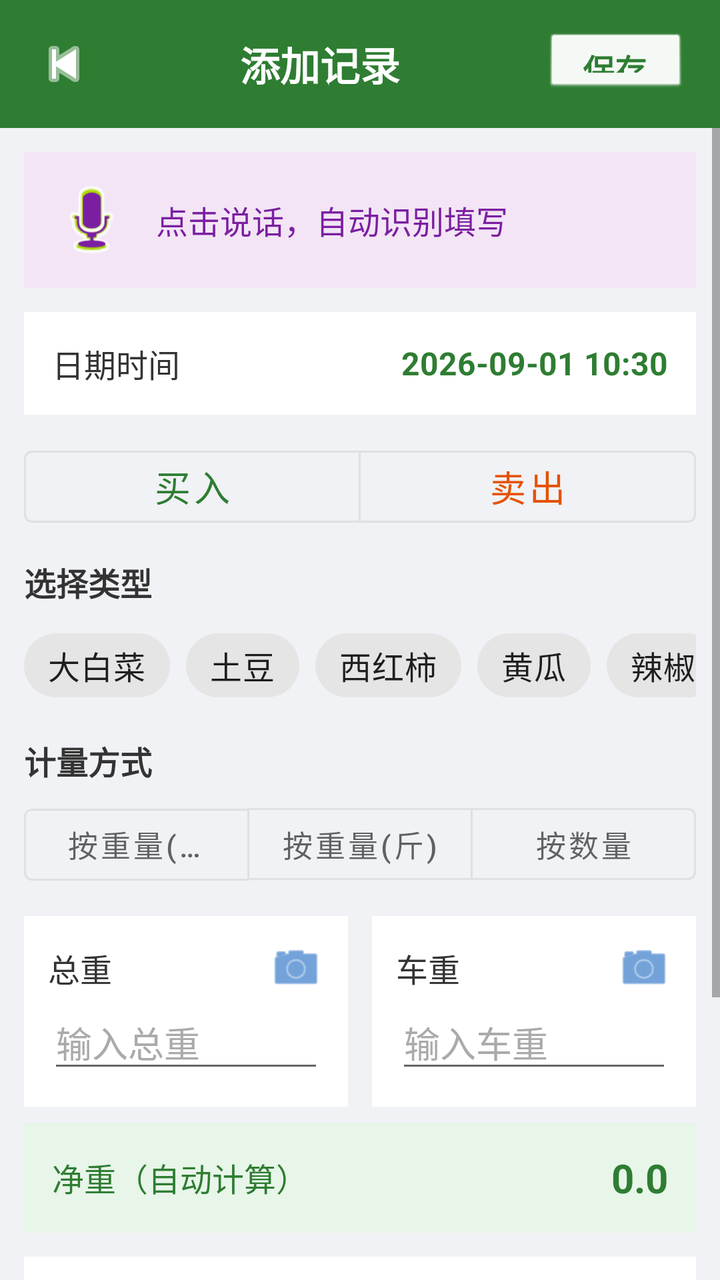
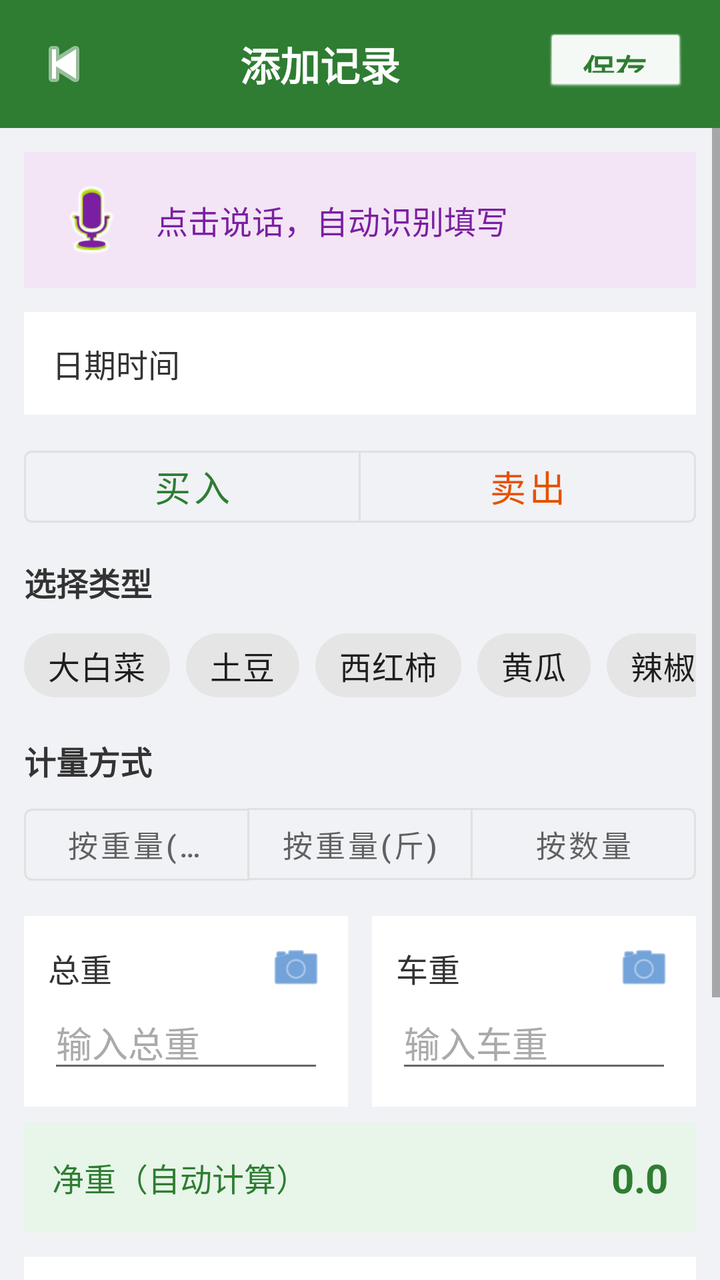

Screens rendered from an Android XML layout before and after an edit, with the pre-edit source and the edit as a unified diff.
<!-- AndroidManifest.xml: application theme Theme.FarmTrade -->
<!-- res/layout/activity_add_record.xml -->
<?xml version="1.0" encoding="utf-8"?>
<LinearLayout
    xmlns:android="http://schemas.android.com/apk/res/android"
    xmlns:app="http://schemas.android.com/apk/res-auto"
    xmlns:tools="http://schemas.android.com/tools"
    android:layout_width="match_parent"
    android:layout_height="match_parent"
    android:orientation="vertical"
    android:background="#f0f2f5">

    
    <LinearLayout
        android:layout_width="match_parent"
        android:layout_height="wrap_content"
        android:orientation="horizontal"
        android:gravity="center_vertical"
        android:background="#2e7d32"
        android:paddingTop="16dp"
        android:paddingBottom="16dp"
        android:paddingStart="16dp"
        android:paddingEnd="16dp">

        <ImageView
            android:id="@+id/ivBack"
            android:layout_width="32dp"
            android:layout_height="32dp"
            android:src="@android:drawable/ic_media_previous"
            android:contentDescription="返回"
            app:tint="#ffffff" />

        <TextView
            android:layout_width="0dp"
            android:layout_height="wrap_content"
            android:layout_weight="1"
            android:text="添加记录"
            android:textColor="#ffffff"
            android:textSize="20sp"
            android:textStyle="bold"
            android:gravity="center" />

        <TextView
            android:id="@+id/btnSave"
            android:layout_width="wrap_content"
            android:layout_height="32dp"
            android:minWidth="72dp"
            android:text="保存"
            android:textColor="#2e7d32"
            android:textSize="16sp"
            android:textStyle="bold"
            android:background="@android:drawable/btn_default"
            android:backgroundTint="#ffffff"
            android:gravity="center"
            android:clickable="true"
            android:focusable="true"
            android:foreground="?android:attr/selectableItemBackground" />
    </LinearLayout>

    <ScrollView
        android:layout_width="match_parent"
        android:layout_height="0dp"
        android:layout_weight="1"
        android:fillViewport="true">

        <LinearLayout
            android:layout_width="match_parent"
            android:layout_height="wrap_content"
            android:orientation="vertical"
            android:padding="12dp">

            
            <LinearLayout
                android:id="@+id/layoutVoiceInput"
                android:layout_width="match_parent"
                android:layout_height="wrap_content"
                android:orientation="horizontal"
                android:gravity="center_vertical"
                android:background="#f3e5f5"
                android:padding="14dp"
                android:layout_marginBottom="12dp">

                <ImageView
                    android:id="@+id/btnMic"
                    android:layout_width="40dp"
                    android:layout_height="40dp"
                    android:src="@android:drawable/ic_btn_speak_now"
                    android:background="@android:drawable/presence_audio_online"
                    android:contentDescription="语音输入"
                    app:tint="#7b1fa2" />

                <TextView
                    android:id="@+id/tvVoiceHint"
                    android:layout_width="0dp"
                    android:layout_height="wrap_content"
                    android:layout_weight="1"
                    android:text="点击说话，自动识别填写"
                    android:textColor="#7b1fa2"
                    android:textSize="16sp"
                    android:layout_marginStart="12dp" />
            </LinearLayout>

            
            <LinearLayout
                android:id="@+id/rowDateTime"
                android:layout_width="match_parent"
                android:layout_height="wrap_content"
                android:orientation="horizontal"
                android:gravity="center_vertical"
                android:background="#ffffff"
                android:padding="14dp"
                android:layout_marginBottom="12dp"
                android:clickable="true"
                android:focusable="true"
                android:foreground="?android:attr/selectableItemBackground">

                <TextView
                    android:layout_width="wrap_content"
                    android:layout_height="wrap_content"
                    android:text="日期时间"
                    android:textColor="#333333"
                    android:textSize="16sp" />

                <TextView
                    android:id="@+id/tvDateTime"
                    android:layout_width="0dp"
                    android:layout_height="wrap_content"
                    android:layout_weight="1"
                    android:text="2026-09-01 10:30"
                    android:textColor="#2e7d32"
                    android:textSize="16sp"
                    android:textStyle="bold"
                    android:gravity="end" />
            </LinearLayout>

            
            <com.google.android.material.button.MaterialButtonToggleGroup
                android:id="@+id/toggleDirection"
                android:layout_width="match_parent"
                android:layout_height="wrap_content"
                app:singleSelection="true"
                app:selectionRequired="true"
                android:layout_marginBottom="12dp">

                <com.google.android.material.button.MaterialButton
                    android:id="@+id/btnBuy"
                    style="@style/Widget.MaterialComponents.Button.OutlinedButton"
                    android:layout_width="0dp"
                    android:layout_height="wrap_content"
                    android:layout_weight="1"
                    android:text="买入"
                    android:textSize="18sp"
                    android:textColor="#2e7d32" />

                <com.google.android.material.button.MaterialButton
                    android:id="@+id/btnSell"
                    style="@style/Widget.MaterialComponents.Button.OutlinedButton"
                    android:layout_width="0dp"
                    android:layout_height="wrap_content"
                    android:layout_weight="1"
                    android:text="卖出"
                    android:textSize="18sp"
                    android:textColor="#e65100" />
            </com.google.android.material.button.MaterialButtonToggleGroup>

            
            <TextView
                android:layout_width="wrap_content"
                android:layout_height="wrap_content"
                android:text="选择类型"
                android:textColor="#333333"
                android:textSize="16sp"
                android:textStyle="bold"
                android:layout_marginBottom="6dp" />

            <HorizontalScrollView
                android:layout_width="match_parent"
                android:layout_height="wrap_content"
                android:scrollbars="none"
                android:layout_marginBottom="12dp">

                <LinearLayout
                    android:layout_width="wrap_content"
                    android:layout_height="wrap_content"
                    android:orientation="horizontal">

                    <com.google.android.material.chip.ChipGroup
                        android:id="@+id/chipGroupType"
                        android:layout_width="wrap_content"
                        android:layout_height="wrap_content"
                        app:singleSelection="true"
                        app:selectionRequired="true">

                        <com.google.android.material.chip.Chip
                            android:id="@+id/chipType0"
                            style="@style/Widget.MaterialComponents.Chip.Choice"
                            android:layout_width="wrap_content"
                            android:layout_height="wrap_content"
                            android:text="大白菜"
                            android:textSize="16sp" />

                        <com.google.android.material.chip.Chip
                            android:id="@+id/chipType1"
                            style="@style/Widget.MaterialComponents.Chip.Choice"
                            android:layout_width="wrap_content"
                            android:layout_height="wrap_content"
                            android:text="土豆"
                            android:textSize="16sp" />

                        <com.google.android.material.chip.Chip
                            android:id="@+id/chipType2"
                            style="@style/Widget.MaterialComponents.Chip.Choice"
                            android:layout_width="wrap_content"
                            android:layout_height="wrap_content"
                            android:text="西红柿"
                            android:textSize="16sp" />

                        <com.google.android.material.chip.Chip
                            android:id="@+id/chipType3"
                            style="@style/Widget.MaterialComponents.Chip.Choice"
                            android:layout_width="wrap_content"
                            android:layout_height="wrap_content"
                            android:text="黄瓜"
                            android:textSize="16sp" />

                        <com.google.android.material.chip.Chip
                            android:id="@+id/chipType4"
                            style="@style/Widget.MaterialComponents.Chip.Choice"
                            android:layout_width="wrap_content"
                            android:layout_height="wrap_content"
                            android:text="辣椒"
                            android:textSize="16sp" />
                    </com.google.android.material.chip.ChipGroup>

                    
                    <com.google.android.material.chip.Chip
                        android:id="@+id/chipCustom"
                        style="@style/Widget.MaterialComponents.Chip.Action"
                        android:layout_width="wrap_content"
                        android:layout_height="wrap_content"
                        android:text="+ 自定义"
                        android:textSize="16sp"
                        android:textColor="#2e7d32"
                        app:chipBackgroundColor="#e8f5e9"
                        app:chipStrokeColor="#2e7d32"
                        app:chipStrokeWidth="1dp" />
                </LinearLayout>
            </HorizontalScrollView>

            
            <TextView
                android:layout_width="wrap_content"
                android:layout_height="wrap_content"
                android:text="计量方式"
                android:textColor="#333333"
                android:textSize="16sp"
                android:textStyle="bold"
                android:layout_marginBottom="6dp" />

            <com.google.android.material.button.MaterialButtonToggleGroup
                android:id="@+id/toggleMeasureMode"
                android:layout_width="match_parent"
                android:layout_height="wrap_content"
                app:singleSelection="true"
                app:selectionRequired="true"
                android:layout_marginBottom="12dp">

                <com.google.android.material.button.MaterialButton
                    android:id="@+id/btnModeKg"
                    style="@style/Widget.MaterialComponents.Button.OutlinedButton"
                    android:layout_width="0dp"
                    android:layout_height="wrap_content"
                    android:layout_weight="1"
                    android:text="按重量(公斤)"
                    android:textSize="15sp" />

                <com.google.android.material.button.MaterialButton
                    android:id="@+id/btnModeJin"
                    style="@style/Widget.MaterialComponents.Button.OutlinedButton"
                    android:layout_width="0dp"
                    android:layout_height="wrap_content"
                    android:layout_weight="1"
                    android:text="按重量(斤)"
                    android:textSize="15sp" />

                <com.google.android.material.button.MaterialButton
                    android:id="@+id/btnModeQty"
                    style="@style/Widget.MaterialComponents.Button.OutlinedButton"
                    android:layout_width="0dp"
                    android:layout_height="wrap_content"
                    android:layout_weight="1"
                    android:text="按数量"
                    android:textSize="15sp" />
            </com.google.android.material.button.MaterialButtonToggleGroup>

            
            <LinearLayout
                android:id="@+id/layoutWeightSection"
                android:layout_width="match_parent"
                android:layout_height="wrap_content"
                android:orientation="vertical"
                android:visibility="visible">

                
                <LinearLayout
                    android:layout_width="match_parent"
                    android:layout_height="wrap_content"
                    android:orientation="horizontal"
                    android:layout_marginBottom="8dp">

                    
                    <LinearLayout
                        android:layout_width="0dp"
                        android:layout_height="wrap_content"
                        android:layout_weight="1"
                        android:orientation="vertical"
                        android:background="#ffffff"
                        android:padding="12dp"
                        android:layout_marginEnd="6dp">

                        <LinearLayout
                            android:layout_width="match_parent"
                            android:layout_height="wrap_content"
                            android:orientation="horizontal"
                            android:gravity="center_vertical">

                            <TextView
                                android:layout_width="wrap_content"
                                android:layout_height="wrap_content"
                                android:text="总重"
                                android:textColor="#333333"
                                android:textSize="16sp" />

                            <View
                                android:layout_width="0dp"
                                android:layout_height="0dp"
                                android:layout_weight="1" />

                            <ImageView
                                android:id="@+id/btnPhotoGross"
                                android:layout_width="28dp"
                                android:layout_height="28dp"
                                android:src="@android:drawable/ic_menu_camera"
                                android:contentDescription="拍照识别总重"
                                app:tint="#1565c0" />
                        </LinearLayout>

                        <EditText
                            android:id="@+id/etGrossWeight"
                            android:layout_width="match_parent"
                            android:layout_height="wrap_content"
                            android:hint="输入总重"
                            android:inputType="numberDecimal"
                            android:textSize="18sp"
                            android:textColor="#333333"
                            android:textColorHint="#aaaaaa" />
                    </LinearLayout>

                    
                    <LinearLayout
                        android:layout_width="0dp"
                        android:layout_height="wrap_content"
                        android:layout_weight="1"
                        android:orientation="vertical"
                        android:background="#ffffff"
                        android:padding="12dp"
                        android:layout_marginStart="6dp">

                        <LinearLayout
                            android:layout_width="match_parent"
                            android:layout_height="wrap_content"
                            android:orientation="horizontal"
                            android:gravity="center_vertical">

                            <TextView
                                android:layout_width="wrap_content"
                                android:layout_height="wrap_content"
                                android:text="车重"
                                android:textColor="#333333"
                                android:textSize="16sp" />

                            <View
                                android:layout_width="0dp"
                                android:layout_height="0dp"
                                android:layout_weight="1" />

                            <ImageView
                                android:id="@+id/btnPhotoTare"
                                android:layout_width="28dp"
                                android:layout_height="28dp"
                                android:src="@android:drawable/ic_menu_camera"
                                android:contentDescription="拍照识别车重"
                                app:tint="#1565c0" />
                        </LinearLayout>

                        <EditText
                            android:id="@+id/etTareWeight"
                            android:layout_width="match_parent"
                            android:layout_height="wrap_content"
                            android:hint="输入车重"
                            android:inputType="numberDecimal"
                            android:textSize="18sp"
                            android:textColor="#333333"
                            android:textColorHint="#aaaaaa" />
                    </LinearLayout>
                </LinearLayout>

                
                <LinearLayout
                    android:layout_width="match_parent"
                    android:layout_height="wrap_content"
                    android:orientation="horizontal"
                    android:gravity="center_vertical"
                    android:background="#e8f5e9"
                    android:padding="14dp"
                    android:layout_marginBottom="12dp">

                    <TextView
                        android:layout_width="wrap_content"
                        android:layout_height="wrap_content"
                        android:text="净重（自动计算）"
                        android:textColor="#2e7d32"
                        android:textSize="16sp" />

                    <View
                        android:layout_width="0dp"
                        android:layout_height="0dp"
                        android:layout_weight="1" />

                    <TextView
                        android:id="@+id/tvNetWeight"
                        android:layout_width="wrap_content"
                        android:layout_height="wrap_content"
                        android:text="0.0"
                        android:textColor="#2e7d32"
                        android:textSize="20sp"
                        android:textStyle="bold" />
                </LinearLayout>
            </LinearLayout>

            
            <LinearLayout
                android:id="@+id/layoutQuantitySection"
                android:layout_width="match_parent"
                android:layout_height="wrap_content"
                android:orientation="horizontal"
                android:background="#ffffff"
                android:padding="12dp"
                android:layout_marginBottom="12dp"
                android:visibility="gone">

                <LinearLayout
                    android:layout_width="0dp"
                    android:layout_height="wrap_content"
                    android:layout_weight="1"
                    android:orientation="vertical"
                    android:layout_marginEnd="6dp">

                    <TextView
                        android:layout_width="wrap_content"
                        android:layout_height="wrap_content"
                        android:text="数量"
                        android:textColor="#333333"
                        android:textSize="16sp" />

                    <EditText
                        android:id="@+id/etQuantity"
                        android:layout_width="match_parent"
                        android:layout_height="wrap_content"
                        android:hint="输入数量"
                        android:inputType="numberDecimal"
                        android:textSize="18sp"
                        android:textColorHint="#aaaaaa" />
                </LinearLayout>

                <LinearLayout
                    android:layout_width="0dp"
                    android:layout_height="wrap_content"
                    android:layout_weight="1"
                    android:orientation="vertical"
                    android:layout_marginStart="6dp">

                    <TextView
                        android:layout_width="wrap_content"
                        android:layout_height="wrap_content"
                        android:text="单位名称"
                        android:textColor="#333333"
                        android:textSize="16sp" />

                    <EditText
                        android:id="@+id/etUnitName"
                        android:layout_width="match_parent"
                        android:layout_height="wrap_content"
                        android:hint="如: 袋/筐/箱"
                        android:inputType="text"
                        android:textSize="18sp"
                        android:textColorHint="#aaaaaa" />
                </LinearLayout>
            </LinearLayout>

            
            <LinearLayout
                android:layout_width="match_parent"
                android:layout_height="wrap_content"
                android:orientation="vertical"
                android:background="#ffffff"
                android:padding="12dp"
                android:layout_marginBottom="12dp">

                <TextView
                    android:id="@+id/tvUnitPriceLabel"
                    android:layout_width="wrap_content"
                    android:layout_height="wrap_content"
                    android:text="单价（元/斤）"
                    android:textColor="#333333"
                    android:textSize="16sp" />

                <EditText
                    android:id="@+id/etUnitPrice"
                    android:layout_width="match_parent"
                    android:layout_height="wrap_content"
                    android:hint="输入单价 (元)"
                    android:inputType="numberDecimal"
                    android:textSize="18sp"
                    android:textColorHint="#aaaaaa" />
            </LinearLayout>

            
            <LinearLayout
                android:layout_width="match_parent"
                android:layout_height="wrap_content"
                android:orientation="horizontal"
                android:gravity="center_vertical"
                android:background="#e8f5e9"
                android:padding="18dp"
                android:layout_marginBottom="16dp">

                <TextView
                    android:layout_width="wrap_content"
                    android:layout_height="wrap_content"
                    android:text="合计金额"
                    android:textColor="#2e7d32"
                    android:textSize="18sp"
                    android:textStyle="bold" />

                <View
                    android:layout_width="0dp"
                    android:layout_height="0dp"
                    android:layout_weight="1" />

                <TextView
                    android:id="@+id/tvTotalPreview"
                    android:layout_width="wrap_content"
                    android:layout_height="wrap_content"
                    android:text="￥0.00"
                    android:textColor="#2e7d32"
                    android:textSize="22sp"
                    android:textStyle="bold" />
            </LinearLayout>

        </LinearLayout>
    </ScrollView>
</LinearLayout>
<!-- resources referenced by this layout -->
<resources>
  <style name="Theme.FarmTrade" parent="Theme.MaterialComponents.Light.NoActionBar">
          <item name="colorPrimary">@color/green_primary</item>
          <item name="colorPrimaryVariant">@color/green_dark</item>
          <item name="colorOnPrimary">@color/white</item>
          <item name="colorSecondary">@color/orange_primary</item>
          <item name="colorOnSecondary">@color/white</item>
          <item name="android:statusBarColor">@color/green_primary</item>
          <item name="android:windowLightStatusBar">false</item>
      </style>
  <color name="green_primary">#2e7d32</color>
  <color name="green_dark">#1b5e20</color>
  <color name="white">#ffffff</color>
  <color name="orange_primary">#e65100</color>
</resources>

<!-- the commit's change to res/layout/activity_add_record.xml (unified diff, before → after) -->
@@ -124,7 +124,6 @@
                     android:layout_width="0dp"
                     android:layout_height="wrap_content"
                     android:layout_weight="1"
-                    android:text="2026-09-01 10:30"
                     android:textColor="#2e7d32"
                     android:textSize="16sp"
                     android:textStyle="bold"
